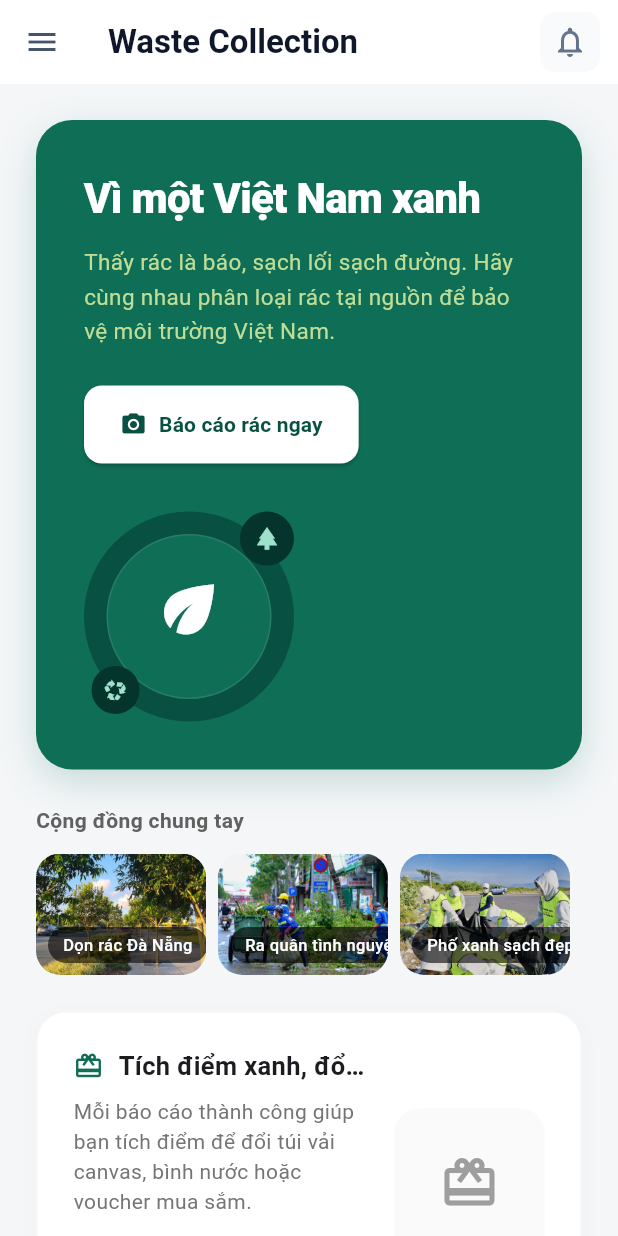
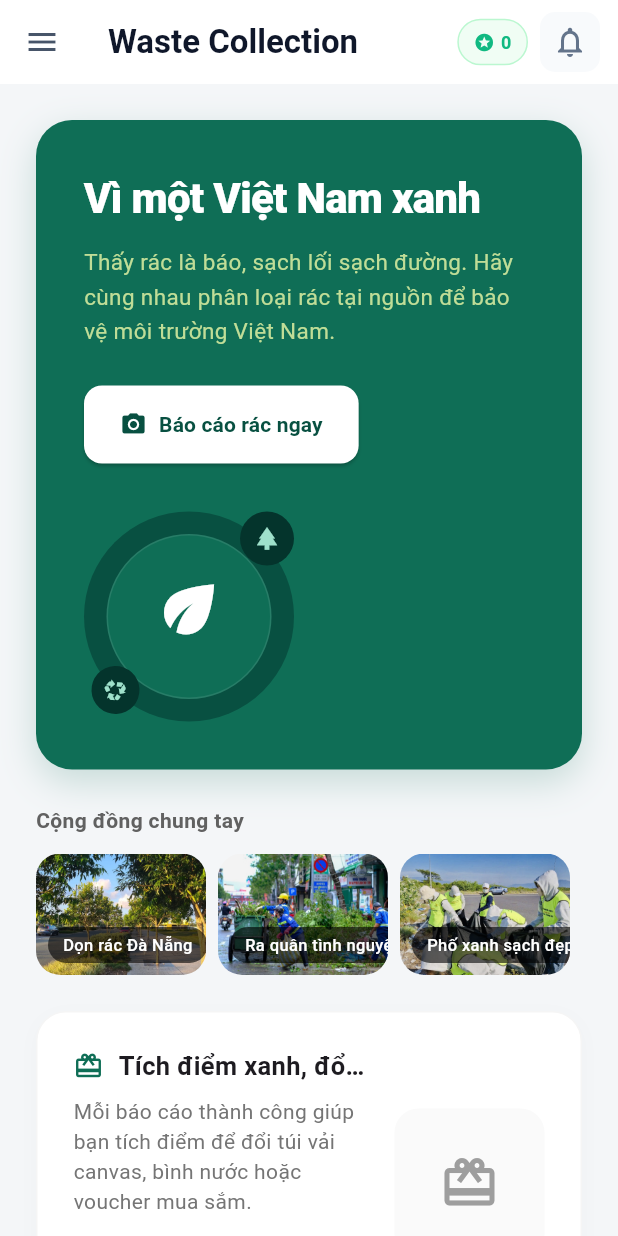
Before and after one commit to nhatle1682004/PRM393_SE1817_GROUP7_FE, a Flutter app: the HomeScreen screen opened directly, on a phone screen of 412 x 824 dp. Run offline on Flutter 3.47's test engine with Material 3 defaults, Android fonts, the light colour scheme and no system bars; our stand-ins replace camera, cherry_toast, dio, fl_chart, flutter_map, flutter_secure_storage and 3 more; missing offline and left inert: flutter_map_cancellable_tile_provider; accounts and stored records are empty; network calls fail; Roboto replaces fonts that are missing (Arial).

Commit message:
fix: error show size on mobile + label reward point on mobile

```diff
--- a/lib/presentation/home/home_screen.dart
+++ b/lib/presentation/home/home_screen.dart
@@ -235,12 +235,43 @@
         title: const Text('Waste Collection', style: TextStyle(color: Color(0xff0f172a), fontWeight: FontWeight.bold)),
         iconTheme: const IconThemeData(color: Color(0xff475569)),
         actions: [
+          _buildMobilePointsBadge(),
           _buildMobileNotificationBell(),
           const SizedBox(width: 4),
         ],
       ),
       drawer: _buildDrawer(),
       body: _buildContent(isMobile),
+    );
+  }
+
+  Widget _buildMobilePointsBadge() {
+    final int points = int.tryParse(_stats.totalPoints.replaceAll(',', '')) ?? 0;
+    return Center(
+      child: Container(
+        margin: const EdgeInsets.only(right: 8),
+        padding: const EdgeInsets.symmetric(horizontal: 10, vertical: 6),
+        decoration: BoxDecoration(
+          color: const Color(0xFFF0FDF4),
+          borderRadius: BorderRadius.circular(20),
+          border: Border.all(color: const Color(0xFFBBF7D0)),
+        ),
+        child: Row(
+          mainAxisSize: MainAxisSize.min,
+          children: [
+            const Icon(Icons.stars, color: Color(0xFF10B981), size: 14),
+            const SizedBox(width: 4),
+            Text(
+              '$points',
+              style: const TextStyle(
+                color: Color(0xFF10B981),
+                fontWeight: FontWeight.bold,
+                fontSize: 12,
+              ),
+            ),
+          ],
+        ),
+      ),
     );
   }
 
```
Also changed, not shown: lib/presentation/rewards/rewards_screen.dart (+64 -40 lines).
